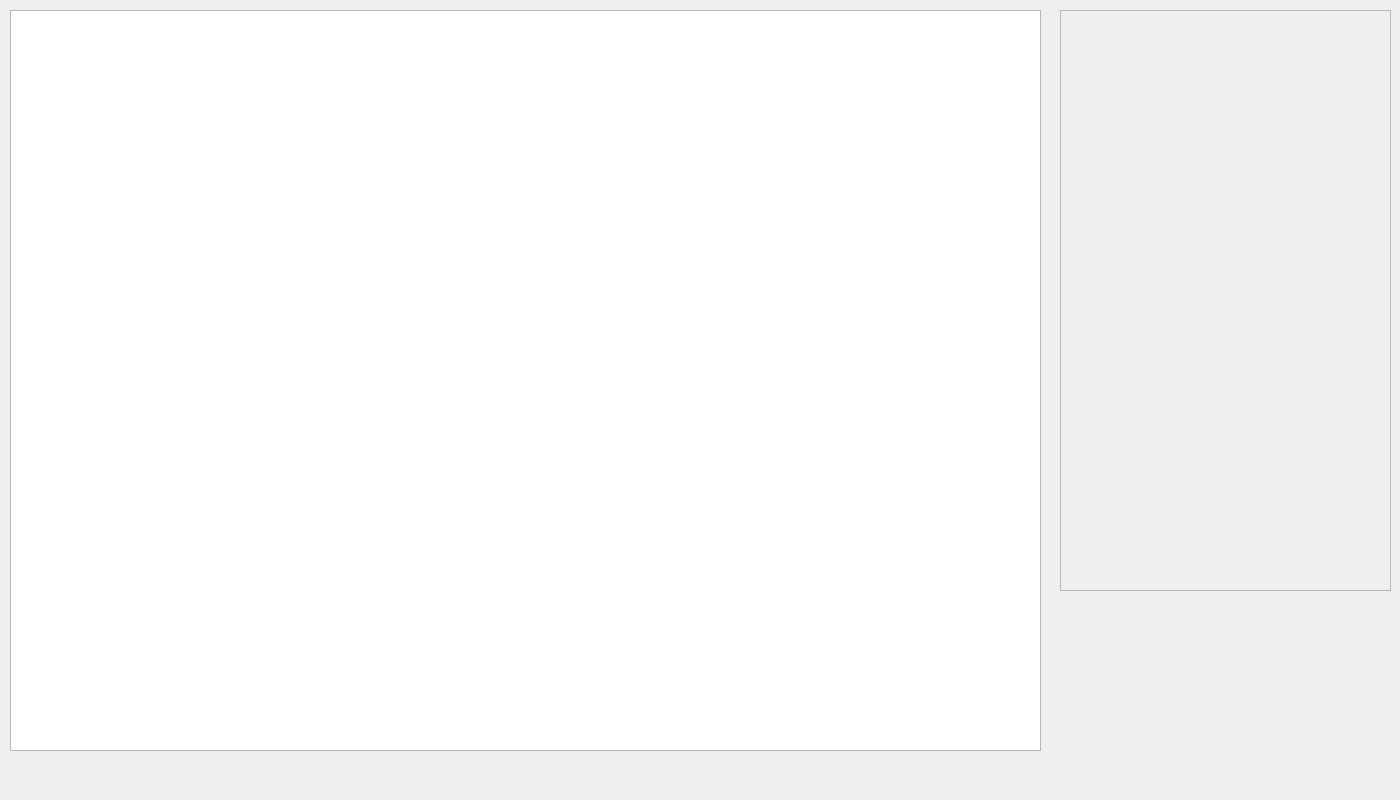
First picture: the form in a3_William_Lee_101181435/ui/mainwindow.ui, repository willKip/Elevator-Simulation, before the edit.
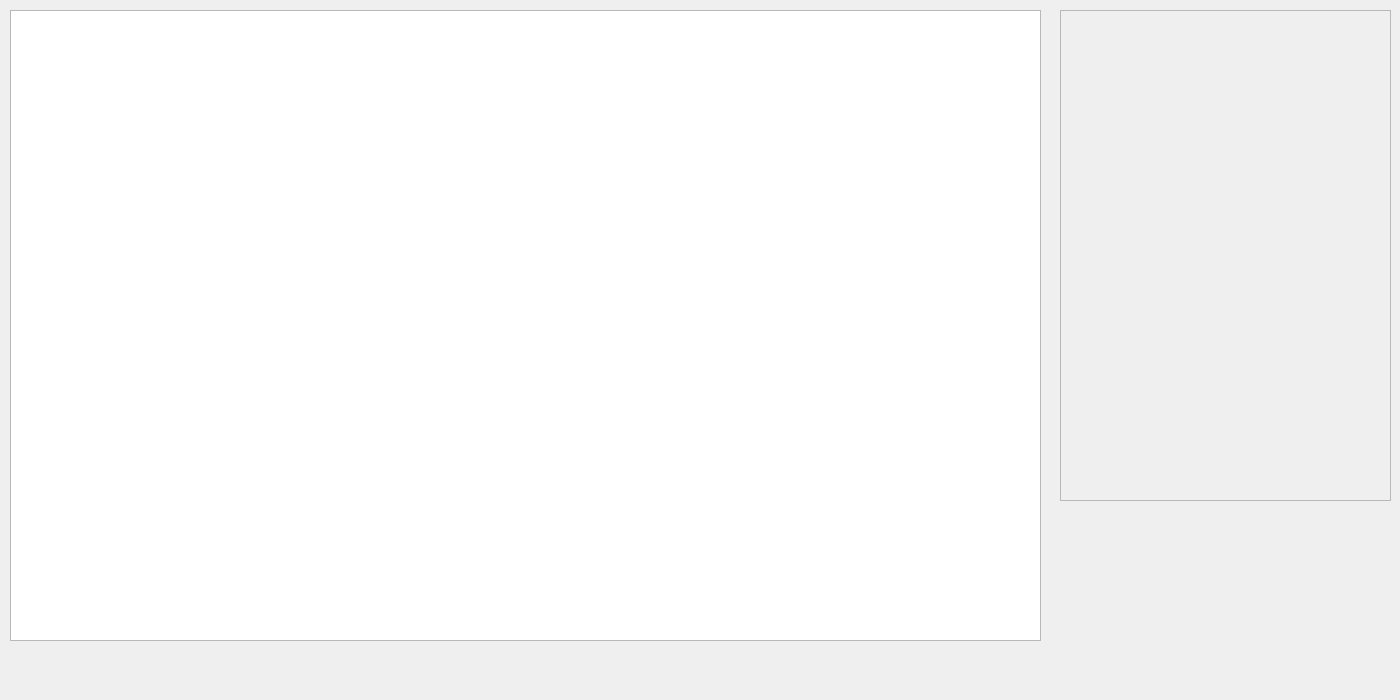
Second picture: the form after the edit.

```diff
--- a/a3_William_Lee_101181435/ui/mainwindow.ui
+++ b/a3_William_Lee_101181435/ui/mainwindow.ui
@@ -7,7 +7,7 @@
     <x>0</x>
     <y>0</y>
     <width>1400</width>
-    <height>800</height>
+    <height>700</height>
    </rect>
   </property>
   <property name="sizePolicy">
@@ -19,13 +19,13 @@
   <property name="minimumSize">
    <size>
     <width>1400</width>
-    <height>800</height>
+    <height>700</height>
    </size>
   </property>
   <property name="maximumSize">
    <size>
     <width>1400</width>
-    <height>800</height>
+    <height>700</height>
    </size>
   </property>
   <property name="windowTitle">
@@ -38,7 +38,7 @@
       <x>1060</x>
       <y>10</y>
       <width>331</width>
-      <height>581</height>
+      <height>491</height>
      </rect>
     </property>
     <property name="widgetResizable">
@@ -50,7 +50,7 @@
        <x>0</x>
        <y>0</y>
        <width>329</width>
-       <height>579</height>
+       <height>489</height>
       </rect>
      </property>
      <layout class="QHBoxLayout" name="horizontalLayout">
@@ -79,7 +79,7 @@
       <x>10</x>
       <y>10</y>
       <width>1031</width>
-      <height>741</height>
+      <height>631</height>
      </rect>
     </property>
     <layout class="QHBoxLayout" name="horizontalLayout_2">
@@ -94,11 +94,14 @@
        <property name="contextMenuPolicy">
         <enum>Qt::NoContextMenu</enum>
        </property>
+       <property name="layoutDirection">
+        <enum>Qt::LeftToRight</enum>
+       </property>
        <property name="verticalScrollBarPolicy">
-        <enum>Qt::ScrollBarAlwaysOff</enum>
+        <enum>Qt::ScrollBarAsNeeded</enum>
        </property>
        <property name="horizontalScrollBarPolicy">
-        <enum>Qt::ScrollBarAlwaysOff</enum>
+        <enum>Qt::ScrollBarAsNeeded</enum>
        </property>
        <property name="sizeAdjustPolicy">
         <enum>QAbstractScrollArea::AdjustToContentsOnFirstShow</enum>
@@ -135,9 +138,9 @@
     <property name="geometry">
      <rect>
       <x>1060</x>
-      <y>610</y>
+      <y>510</y>
       <width>331</width>
-      <height>141</height>
+      <height>131</height>
      </rect>
     </property>
     <layout class="QHBoxLayout" name="buildingButtonLayout"/>
```
Left out of the diff: 6 changed lines with no effect on the pictures.
